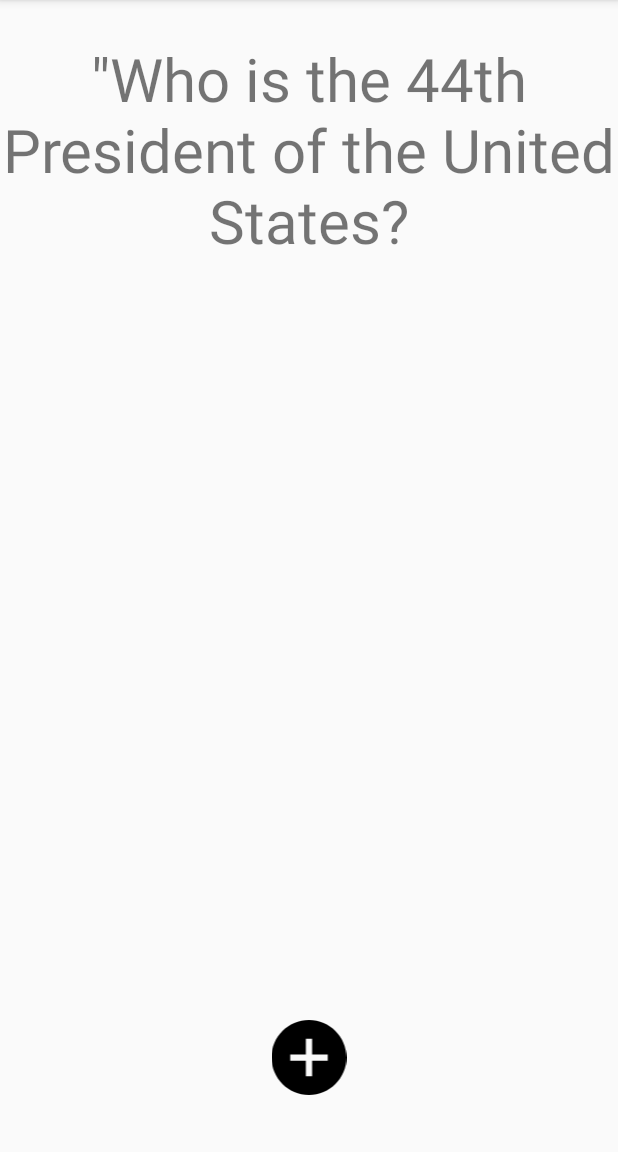
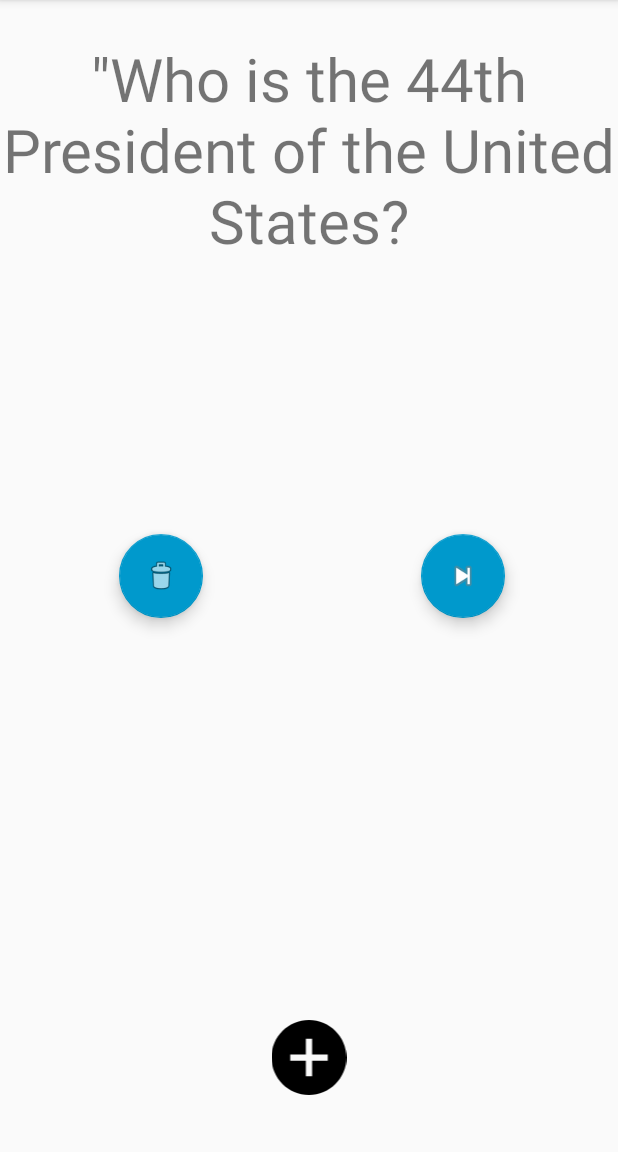
Before and after one commit to AlynMing/MyFlashcard, an Android app: the screen it shows after launch (MainActivity), on a phone screen of 412 x 824 dp, the part 84-1236 px from its top. Run offline under Robolectric (Android 15) with nearby library versions, the phone set to English and light mode, and no system bars; our stand-ins replace Room's generated code.

Commit message:
Fangcong Yin

```diff
--- a/app/build.gradle
+++ b/app/build.gradle
@@ -26,4 +26,6 @@ dependencies {
     androidTestImplementation 'com.android.support.test:runner:1.0.2'
     androidTestImplementation 'com.android.support.test.espresso:espresso-core:3.0.2'
     implementation 'com.android.support:design:28.0.0'
+    implementation "android.arch.persistence.room:runtime:1.1.1"
+    annotationProcessor "android.arch.persistence.room:compiler:1.1.1"
 }
--- /dev/null
+++ b/app/src/main/java/com/example/yinfa/myflashcard/AppDatabase.java
@@ -0,0 +1,9 @@
+package com.example.yinfa.myflashcard;
+
+import android.arch.persistence.room.Database;
+import android.arch.persistence.room.RoomDatabase;
+
+@Database(entities = {Flashcard.class}, version = 1)
+public abstract class AppDatabase extends RoomDatabase {
+    public abstract FlashcardDao flashcardDao();
+}
--- /dev/null
+++ b/app/src/main/java/com/example/yinfa/myflashcard/FlashcardDao.java
@@ -0,0 +1,25 @@
+package com.example.yinfa.myflashcard;
+
+import android.arch.persistence.room.Dao;
+import android.arch.persistence.room.Delete;
+import android.arch.persistence.room.Insert;
+import android.arch.persistence.room.OnConflictStrategy;
+import android.arch.persistence.room.Query;
+import android.arch.persistence.room.Update;
+
+import java.util.List;
+
+@Dao
+public interface FlashcardDao {
+    @Query("SELECT * FROM flashcard")
+    List<Flashcard> getAll();
+
+    @Insert
+    void insertAll(Flashcard... flashcards);
+
+    @Delete
+    void delete(Flashcard flashcard);
+
+    @Update(onConflict = OnConflictStrategy.REPLACE)
+    void update(Flashcard flashcard);
+}
--- /dev/null
+++ b/app/src/main/java/com/example/yinfa/myflashcard/FlashcardDatabase.java
@@ -0,0 +1,39 @@
+package com.example.yinfa.myflashcard;
+
+import android.arch.persistence.room.Room;
+import android.content.Context;
+
+import java.util.List;
+
+public class FlashcardDatabase {
+    private final AppDatabase db;
+
+    FlashcardDatabase(Context context) {
+        db = Room.databaseBuilder(context.getApplicationContext(),
+                AppDatabase.class, "flashcard-database")
+                .allowMainThreadQueries()
+                .fallbackToDestructiveMigration()
+                .build();
+    }
+
+    public List<Flashcard> getAllCards() {
+        return db.flashcardDao().getAll();
+    }
+
+    public void insertCard(Flashcard flashcard) {
+        db.flashcardDao().insertAll(flashcard);
+    }
+
+    public void deleteCard(String flashcardQuestion) {
+        List<Flashcard> allCards = db.flashcardDao().getAll();
+        for (Flashcard f : allCards) {
+            if (f.getQuestion().equals(flashcardQuestion)) {
+                db.flashcardDao().delete(f);
+            }
+        }
+    }
+
+    public void updateCard(Flashcard flashcard) {
+        db.flashcardDao().update(flashcard);
+    }
+}
--- a/app/src/main/java/com/example/yinfa/myflashcard/MainActivity.java
+++ b/app/src/main/java/com/example/yinfa/myflashcard/MainActivity.java
@@ -6,12 +6,35 @@ import android.support.v7.app.AppCompatActivity;
 import android.view.View;
 import android.widget.TextView;
 
+import java.util.List;
+
 public class MainActivity extends AppCompatActivity {
-
+    FlashcardDatabase flashcardDatabase;
+    List<Flashcard> allFlashcards;
+    int currentCardDisplayedIndex = 0;
     @Override
     protected void onCreate(Bundle savedInstanceState) {
         super.onCreate(savedInstanceState);
         setContentView(R.layout.activity_main);
+        flashcardDatabase = new FlashcardDatabase(getApplicationContext());
+        allFlashcards = flashcardDatabase.getAllCards();
+
+        if(allFlashcards != null && allFlashcards.size()>0){
+            ((TextView)findViewById(R.id.answer)).setText(allFlashcards.get(0).getAnswer());
+            ((TextView)findViewById(R.id.flashcard_question)).setText(allFlashcards.get(0).getQuestion());
+        }
+        findViewById(R.id.Next).setOnClickListener(new View.OnClickListener(){
+            public void onClick(View v){
+                currentCardDisplayedIndex ++;
+                if ( currentCardDisplayedIndex > allFlashcards.size()-1){
+                    currentCardDisplayedIndex = 0;
+                }
+                ((TextView)findViewById(R.id.answer)).setText(allFlashcards.get(currentCardDisplayedIndex).getAnswer());
+                ((TextView)findViewById(R.id.flashcard_question)).setText(allFlashcards.get(currentCardDisplayedIndex).getQuestion());
+
+
+            }
+        });
 
         findViewById(R.id.flashcard_question).setOnClickListener(new View.OnClickListener(){
 
@@ -46,9 +69,8 @@ public class MainActivity extends AppCompatActivity {
         if (intent2 != null&& resultCode == RESULT_OK && requestCode == 450) {
             String q = intent2.getExtras().getString("question");
             String a = intent2.getExtras().getString("answer");
-            ((TextView)findViewById(R.id.flashcard_question)).setText(q);
-            ((TextView)findViewById(R.id.answer)).setText(a);
-
+            flashcardDatabase.insertCard(new Flashcard(q,a));
+            allFlashcards = flashcardDatabase.getAllCards();
 
         }
     }
--- a/app/src/main/res/layout/activity_main.xml
+++ b/app/src/main/res/layout/activity_main.xml
@@ -1,5 +1,6 @@
 <?xml version="1.0" encoding="utf-8"?>
 <RelativeLayout xmlns:android="http://schemas.android.com/apk/res/android"
+    xmlns:app="http://schemas.android.com/apk/res-auto"
     xmlns:tools="http://schemas.android.com/tools"
     android:layout_width="match_parent"
     android:layout_height="match_parent"
@@ -37,5 +38,27 @@
         android:layout_marginBottom="38dp"
         android:src="@drawable/ic_iconmonstr_plus_5" />
 
+    <android.support.design.widget.FloatingActionButton
+        android:id="@+id/Next"
+        android:layout_width="wrap_content"
+        android:layout_height="wrap_content"
+        android:layout_alignParentEnd="true"
+        android:layout_centerVertical="true"
+        android:layout_marginEnd="75dp"
+        android:clickable="true"
+        app:backgroundTint="@android:color/holo_blue_dark"
+        app:srcCompat="@android:drawable/ic_media_next" />
+
+    <android.support.design.widget.FloatingActionButton
+        android:id="@+id/Delete"
+        android:layout_width="wrap_content"
+        android:layout_height="wrap_content"
+        android:layout_alignParentStart="true"
+        android:layout_centerVertical="true"
+        android:layout_marginStart="79dp"
+        android:clickable="true"
+        app:backgroundTint="@android:color/holo_blue_dark"
+        app:srcCompat="@android:drawable/ic_menu_delete" />
+
 
 </RelativeLayout>
```
Also changed, not shown: app/src/main/java/com/example/yinfa/myflashcard/Flashcard.java (added, +92 -0 lines).
